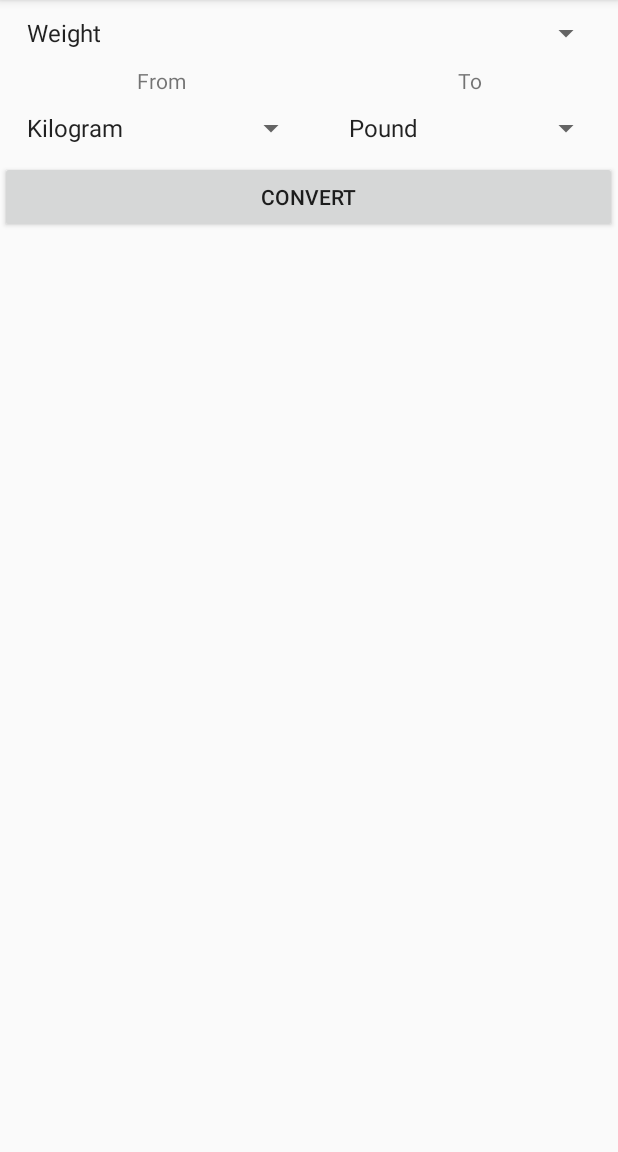
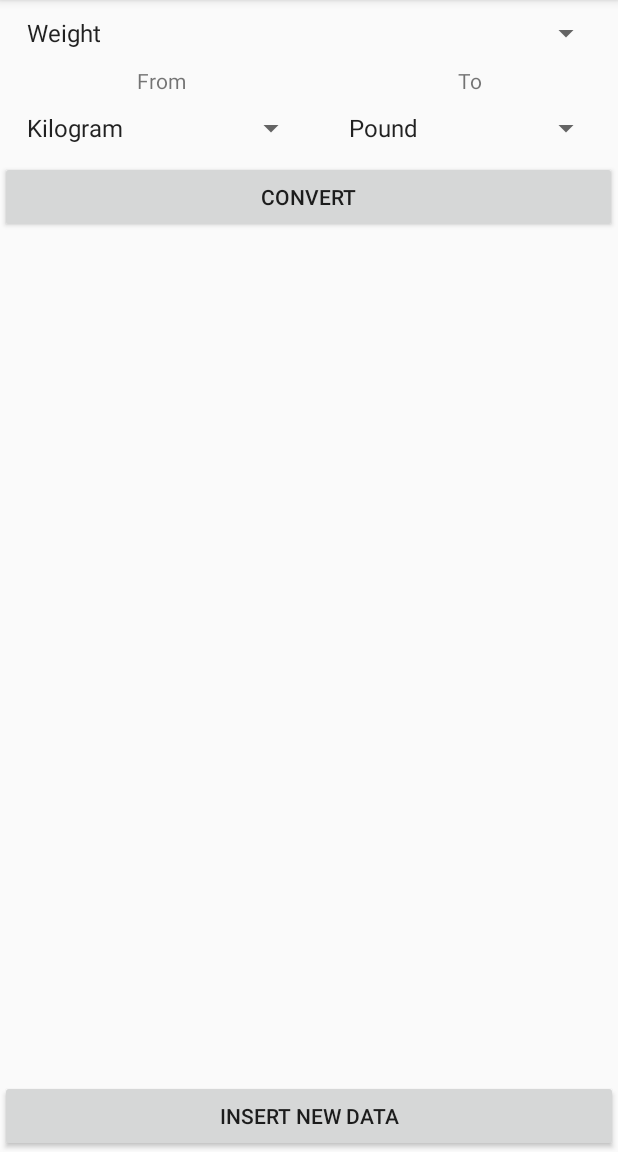
Before and after one commit to ConnorStew/ConversionApp, an Android app: the screen it shows after launch (MainActivity), on a phone screen of 412 x 824 dp, the part 84-1236 px from its top. Run offline under Robolectric (Android 15) with nearby library versions, the phone set to English and light mode, and no system bars; our stand-ins replace Room's generated code.

Commit message:
Added more comments. Added the ability to add categories.

```diff
--- a/app/src/main/java/uk/ac/stir/cs/yh/cs/MainActivity.java
+++ b/app/src/main/java/uk/ac/stir/cs/yh/cs/MainActivity.java
@@ -2,50 +2,31 @@ package uk.ac.stir.cs.yh.cs;
 
 
 import android.os.Bundle;
-import android.util.Log;
 
 import androidx.appcompat.app.AppCompatActivity;
-import androidx.fragment.app.Fragment;
-import androidx.fragment.app.FragmentManager;
-import androidx.fragment.app.FragmentTransaction;
 
 import uk.ac.stir.cs.yh.cs.database.Database;
 
+/**
+ * This activity hosts fragments used by the Application.
+ * @author Connor Stewart
+ */
 public class MainActivity extends AppCompatActivity {
-
-    private PickerFragment pickerFragment;
 
     @Override
     protected void onCreate(Bundle savedInstanceState) {
         super.onCreate(savedInstanceState);
-
-        Log.d("Connor", "ON CREATE FOR ACTIVITY!");
-
-        Database.initDB(this);
-
         setContentView(R.layout.activity_main);
 
-        pickerFragment = new PickerFragment();
-        if (savedInstanceState != null) {
-            Fragment savedFragment = getSupportFragmentManager().getFragment(savedInstanceState, "picker");
-            if (savedFragment != null)
-                pickerFragment = (PickerFragment) savedFragment;
-        } else {
-            getSupportFragmentManager().beginTransaction().add(R.id.fragment_container, pickerFragment).addToBackStack(null).commit();
-        }
-
-
-    }
-
-    @Override
-    protected void onSaveInstanceState(Bundle outState) {
-        getSupportFragmentManager().putFragment(outState, "picker", pickerFragment);
-        Log.d("Connor", "Saved picker fragment");
-        super.onSaveInstanceState(outState);
+        getSupportFragmentManager().beginTransaction().add(R.id.fragment_container, new PickerFragment()).addToBackStack(null).commit();
     }
 
     @Override
     public void onBackPressed() {
-        super.onBackPressed();
+        if (getSupportFragmentManager().getFragments().get(0) instanceof PickerFragment) {
+            finish();
+        } else {
+            super.onBackPressed();
+        }
     }
 }
--- a/app/src/main/java/uk/ac/stir/cs/yh/cs/database/Category.java
+++ b/app/src/main/java/uk/ac/stir/cs/yh/cs/database/Category.java
@@ -21,7 +21,7 @@ public class Category implements Serializable {
      * Creates a new category with a given name.
      * @param categoryName the name of this category
      */
-    Category(String categoryName) {
+    public Category(String categoryName) {
         this.categoryName = categoryName;
     }
 
--- a/app/src/main/java/uk/ac/stir/cs/yh/cs/database/Database.java
+++ b/app/src/main/java/uk/ac/stir/cs/yh/cs/database/Database.java
@@ -13,6 +13,8 @@ public class Database {
     /** The instance of the Room database. */
     private static AppDatabase db;
 
+    private static boolean initialised = false;
+
     /** Singleton class to the constructor is private. */
     private Database() {}
 
@@ -21,8 +23,12 @@ public class Database {
      * @param context the applications context
      */
     public static void initDB(Context context) {
-        db = Room.inMemoryDatabaseBuilder(context, AppDatabase.class).allowMainThreadQueries().build();
-        initTestData();
+        if (!initialised) {
+            db = Room.inMemoryDatabaseBuilder(context, AppDatabase.class).allowMainThreadQueries().build();
+            initTestData();
+
+            initialised = true;
+        }
     }
 
     /** @return the Room database */
--- a/app/src/main/java/uk/ac/stir/cs/yh/cs/database/UnitDao.java
+++ b/app/src/main/java/uk/ac/stir/cs/yh/cs/database/UnitDao.java
@@ -1,7 +1,6 @@
 package uk.ac.stir.cs.yh.cs.database;
 
 import androidx.room.Dao;
-import androidx.room.Delete;
 import androidx.room.Insert;
 import androidx.room.Query;
 
--- a/app/src/main/res/layout/activity_picker.xml
+++ b/app/src/main/res/layout/activity_picker.xml
@@ -6,11 +6,20 @@
     android:layout_width="match_parent"
     android:layout_height="match_parent">
 
+    <Button
+        android:id="@+id/btnInsert"
+        android:layout_width="fill_parent"
+        android:layout_height="48dp"
+        android:text="@string/insert"
+        app:layout_constraintBottom_toBottomOf="@+id/tableLayout"
+        app:layout_constraintEnd_toEndOf="parent"
+        app:layout_constraintStart_toStartOf="parent" />
+
     <TableLayout
+        android:id="@+id/tableLayout"
         android:layout_width="match_parent"
         android:layout_height="match_parent"
-        android:stretchColumns="*"
-        >
+        android:stretchColumns="*">
 
         <TableRow
             android:layout_width="fill_parent"
@@ -18,39 +27,38 @@
 
             <Spinner
                 android:id="@+id/categorySpinner"
-                android:layout_span="2"
                 android:layout_margin="10dp"
-                />
+                android:layout_span="2" />
         </TableRow>
 
         <TableRow
             android:layout_width="match_parent"
-            android:layout_height="match_parent" >
+            android:layout_height="match_parent">
 
             <TextView
                 android:id="@+id/fromUnitText"
                 android:layout_width="wrap_content"
                 android:layout_height="wrap_content"
-                android:textAlignment="center"
-                android:text="@string/from" />
+                android:text="@string/from"
+                android:textAlignment="center" />
 
             <TextView
                 android:id="@+id/toUnitText"
                 android:layout_width="wrap_content"
                 android:layout_height="wrap_content"
-                android:textAlignment="center"
-                android:text="@string/to" />
+                android:text="@string/to"
+                android:textAlignment="center" />
         </TableRow>
 
         <TableRow
             android:layout_width="match_parent"
-            android:layout_height="match_parent" >
+            android:layout_height="match_parent">
 
             <Spinner
                 android:id="@+id/fromSpinner"
                 android:layout_width="match_parent"
                 android:layout_height="wrap_content"
-                android:layout_margin="10dp"/>
+                android:layout_margin="10dp" />
 
             <Spinner
                 android:id="@+id/toSpinner"
@@ -61,16 +69,15 @@
 
         <TableRow
             android:layout_width="fill_parent"
-            android:layout_height="fill_parent"
-            >
+            android:layout_height="fill_parent">
 
             <Button
                 android:id="@+id/btnConvert"
                 android:layout_width="wrap_content"
                 android:layout_height="wrap_content"
-                android:text="@string/convert"
                 android:layout_span="2"
-                />
+                android:text="@string/convert" />
+
         </TableRow>
 
     </TableLayout>
--- a/app/src/main/res/values/strings.xml
+++ b/app/src/main/res/values/strings.xml
@@ -6,4 +6,9 @@
     <string name="to">To</string>
     <string name="from_desc">The value to convert.</string>
     <string name="clear">Clear</string>
+    <string name="insert">Insert New Data</string>
+    <string name="insert_type">Insert Type</string>
+    <string name="insert_button">Insert</string>
+    <string name="category_name">Category Name</string>
+    <string name="empty_string" />
 </resources>
```
Also changed, not shown: app/src/main/java/uk/ac/stir/cs/yh/cs/ConversionFragment.java (+25 -10 lines), app/src/main/java/uk/ac/stir/cs/yh/cs/InsertCategoryFragment.java (added, +42 -0 lines), app/src/main/java/uk/ac/stir/cs/yh/cs/InsertConversionFragment.java (added, +19 -0 lines), app/src/main/java/uk/ac/stir/cs/yh/cs/InsertUnitFragment.java (added, +20 -0 lines), app/src/main/java/uk/ac/stir/cs/yh/cs/PickerFragment.java (+52 -9 lines), app/src/main/res/layout/activity_insert_category.xml (added, +40 -0 lines), app/src/main/res/layout/activity_insert_conversion.xml (added, +11 -0 lines), app/src/main/res/layout/activity_insert_unit.xml (added, +11 -0 lines).
